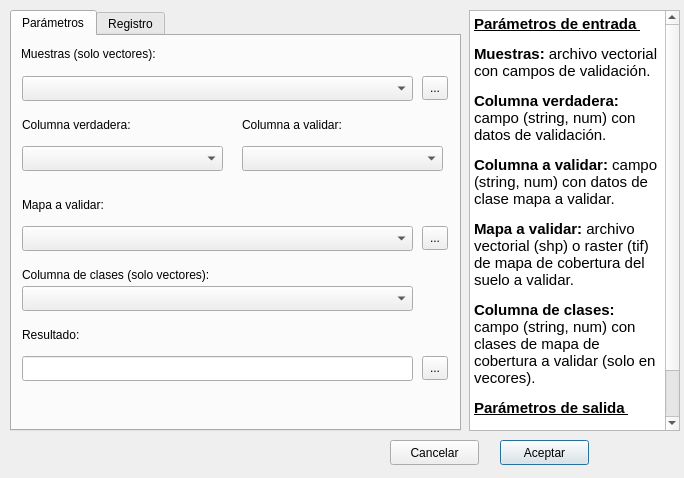
Qt form evaluacion_precision.ui (rdominguez10/accuracy_assessment) before a commit.
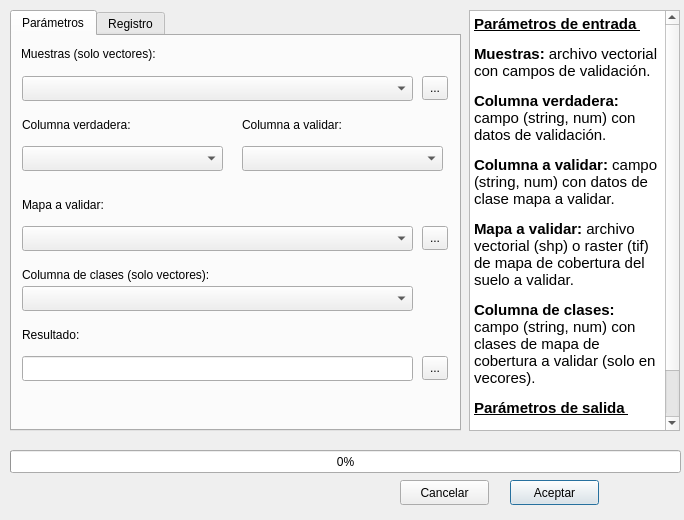
The same form after that commit.

What changed in the file:
```diff
--- a/evaluacion_precision.ui
+++ b/evaluacion_precision.ui
@@ -10,19 +10,19 @@
     <x>0</x>
     <y>0</y>
     <width>684</width>
-    <height>478</height>
+    <height>520</height>
    </rect>
   </property>
   <property name="minimumSize">
    <size>
     <width>684</width>
-    <height>478</height>
+    <height>520</height>
    </size>
   </property>
   <property name="maximumSize">
    <size>
     <width>684</width>
-    <height>478</height>
+    <height>520</height>
    </size>
   </property>
   <property name="windowTitle">
@@ -312,8 +312,8 @@
   <widget class="QPushButton" name="aceptar">
    <property name="geometry">
     <rect>
-     <x>500</x>
-     <y>440</y>
+     <x>510</x>
+     <y>480</y>
      <width>89</width>
      <height>25</height>
     </rect>
@@ -325,8 +325,8 @@
   <widget class="QPushButton" name="cancelar">
    <property name="geometry">
     <rect>
-     <x>390</x>
-     <y>440</y>
+     <x>400</x>
+     <y>480</y>
      <width>89</width>
      <height>25</height>
     </rect>
@@ -335,6 +335,19 @@
     <string>Cancelar</string>
    </property>
   </widget>
+  <widget class="QProgressBar" name="progressBar">
+   <property name="geometry">
+    <rect>
+     <x>10</x>
+     <y>450</y>
+     <width>671</width>
+     <height>23</height>
+    </rect>
+   </property>
+   <property name="value">
+    <number>0</number>
+   </property>
+  </widget>
  </widget>
  <resources/>
  <connections/>
```
